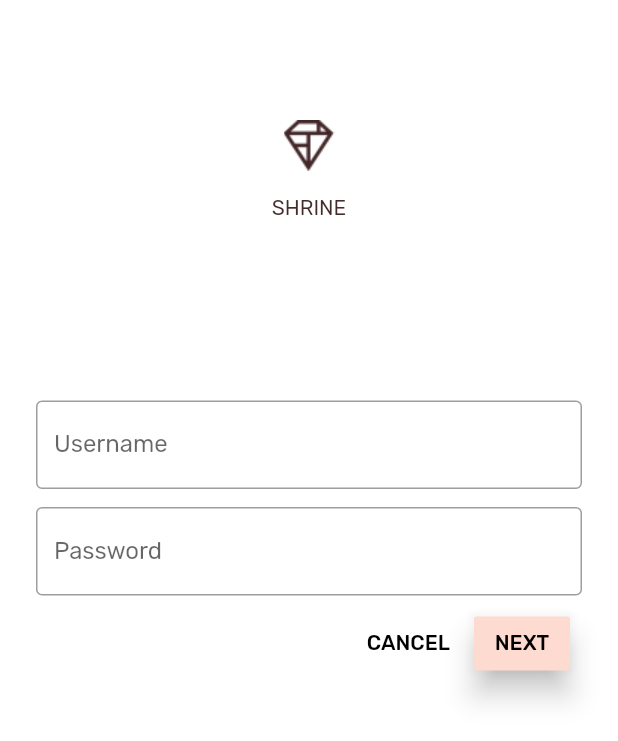
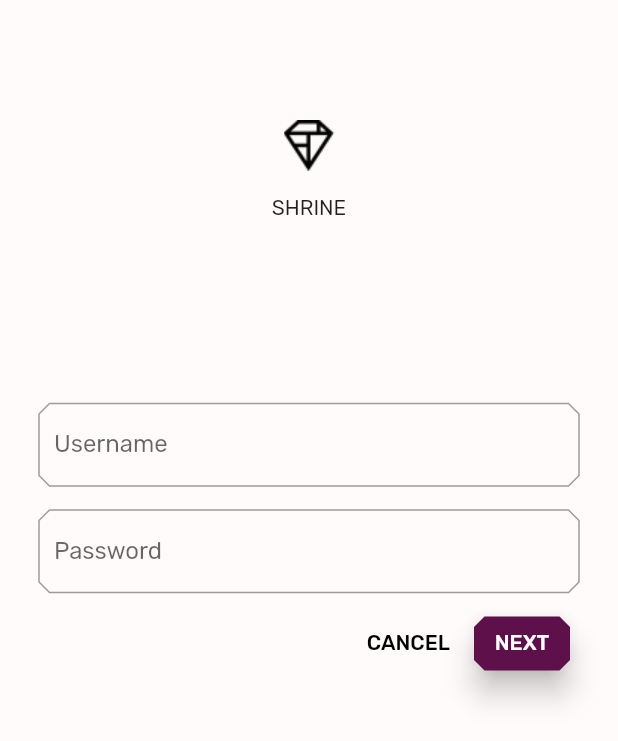
Before and after one commit to enspdf/flutter_material_components_sample, a Flutter app: the screen it shows after launch, after a tap on "CANCEL", on a phone screen of 412 x 824 dp. Shown: the top 741 px of the screen. Run offline on Flutter 3.47's test engine with Material 2 defaults, Android fonts, the phone set to English and light mode, and no system bars.

Commit message:
Finished Codelab 103

```diff
--- a/lib/app.dart
+++ b/lib/app.dart
@@ -1,8 +1,9 @@
 import 'package:flutter/material.dart';
 
+import 'colors.dart';
 import 'home.dart';
 import 'login.dart';
-import 'colors.dart';
+import 'supplemental/cut_corner_border.dart';
 
 final ThemeData _kShrineTheme = _buildShrineTheme();
 
@@ -10,24 +11,19 @@ ThemeData _buildShrineTheme() {
   final ThemeData base = ThemeData.light();
 
   return base.copyWith(
-    accentColor: kShrineBrown900,
-    primaryColor: kShrinePink100,
+    primaryColor: kShrinePurple,
     buttonTheme: base.buttonTheme.copyWith(
-      buttonColor: kShrinePink100,
-      textTheme: ButtonTextTheme.normal,
+      buttonColor: kShrinePurple,
+      textTheme: ButtonTextTheme.primary,
+      colorScheme: ColorScheme.light().copyWith(primary: kShrinePurple),
     ),
-    scaffoldBackgroundColor: kShrineBackgroundWhite,
-    cardColor: kShrineBackgroundWhite,
-    textSelectionColor: kShrinePink100,
-    errorColor: kShrineErrorRed,
+    scaffoldBackgroundColor: kShrineSurfaceWhite,
     textTheme: _buildShrineTextTheme(base.textTheme),
     primaryTextTheme: _buildShrineTextTheme(base.primaryTextTheme),
     accentTextTheme: _buildShrineTextTheme(base.accentTextTheme),
-    primaryIconTheme: base.iconTheme.copyWith(
-      color: kShrineBrown900,
-    ),
+    primaryIconTheme: base.iconTheme.copyWith(color: kShrineSurfaceWhite),
     inputDecorationTheme: InputDecorationTheme(
-      border: OutlineInputBorder(),
+      border: CutCornersBorder(),
     ),
   );
 }
@@ -48,8 +44,6 @@ TextTheme _buildShrineTextTheme(TextTheme base) {
       )
       .apply(
         fontFamily: 'Rubik',
-        displayColor: kShrineBrown900,
-        bodyColor: kShrineBrown900,
       );
 }
 
--- a/lib/colors.dart
+++ b/lib/colors.dart
@@ -11,3 +11,6 @@ const kShrineErrorRed = const Color(0xFFC5032B);
 
 const kShrineSurfaceWhite = const Color(0xFFFFFBFA);
 const kShrineBackgroundWhite = Colors.white;
+
+const kShrinePurple = Color(0xFF5D1049);
+const kShrineBlack = Color(0xFF000000);
--- a/lib/home.dart
+++ b/lib/home.dart
@@ -1,19 +1,24 @@
 import 'package:flutter/material.dart';
-import 'package:flutter_material_components_sample/model/product.dart';
-import 'package:flutter_material_components_sample/model/products_repository.dart';
+import 'package:flutter_material_components_sample/supplemental/asymmetric_view.dart';
 import 'package:intl/intl.dart';
+
+import 'model/product.dart';
+import 'model/products_repository.dart';
 
 class HomePage extends StatelessWidget {
   @override
   Widget build(BuildContext context) {
     return Scaffold(
       appBar: AppBar(
+        brightness: Brightness.dark,
         leading: IconButton(
           icon: Icon(
             Icons.menu,
             semanticLabel: 'menu',
           ),
-          onPressed: () {},
+          onPressed: () {
+            print('Menu Button');
+          },
         ),
         actions: <Widget>[
           IconButton(
@@ -21,25 +26,25 @@ class HomePage extends StatelessWidget {
               Icons.search,
               semanticLabel: 'search',
             ),
-            onPressed: () {},
+            onPressed: () {
+              print('Search Button');
+            },
           ),
           IconButton(
             icon: Icon(
               Icons.tune,
               semanticLabel: 'filter',
             ),
-            onPressed: () {},
+            onPressed: () {
+              print('Filter Button');
+            },
           ),
         ],
         title: Text('SHRINE'),
       ),
-      body: GridView.count(
-        crossAxisCount: 2,
-        padding: EdgeInsets.all(16),
-        childAspectRatio: 8 / 9,
-        children: _buildGridCards(context),
+      body: AsymmetricView(
+        products: ProductsRepository.loadProducts(Category.all),
       ),
-      resizeToAvoidBottomInset: false,
     );
   }
 
--- a/lib/login.dart
+++ b/lib/login.dart
@@ -1,4 +1,5 @@
 import 'package:flutter/material.dart';
+
 import 'colors.dart';
 
 class LoginPage extends StatefulWidget {
@@ -20,7 +21,10 @@ class _LoginPageState extends State<LoginPage> {
             SizedBox(height: 80),
             Column(
               children: <Widget>[
-                Image.asset('assets/images/diamond.png'),
+                Image.asset(
+                  'assets/images/diamond.png',
+                  color: kShrineBlack,
+                ),
                 SizedBox(height: 16),
                 Text('SHRINE'),
               ],
@@ -50,6 +54,9 @@ class _LoginPageState extends State<LoginPage> {
               children: <Widget>[
                 FlatButton(
                   child: Text('CANCEL'),
+                  shape: BeveledRectangleBorder(
+                    borderRadius: BorderRadius.all(Radius.circular(7)),
+                  ),
                   onPressed: () {
                     _usernameController.clear();
                     _passwordController.clear();
@@ -58,6 +65,9 @@ class _LoginPageState extends State<LoginPage> {
                 RaisedButton(
                   child: Text('NEXT'),
                   elevation: 8,
+                  shape: BeveledRectangleBorder(
+                    borderRadius: BorderRadius.all(Radius.circular(7)),
+                  ),
                   onPressed: () {
                     Navigator.pop(context);
                   },
--- a/lib/supplemental/asymmetric_view.dart
+++ b/lib/supplemental/asymmetric_view.dart
@@ -34,6 +34,7 @@ class AsymmetricView extends StatelessWidget {
         width: width,
         child: Padding(
           padding: EdgeInsets.symmetric(horizontal: 16),
+          child: column,
         ),
       );
     }).toList();
```
